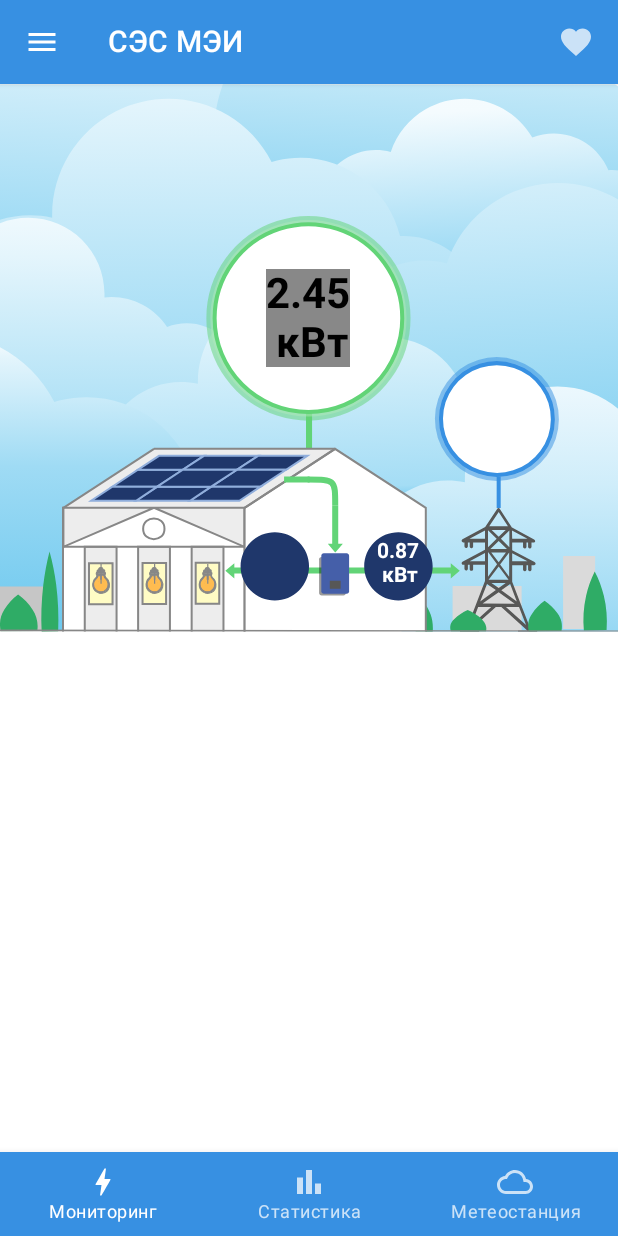
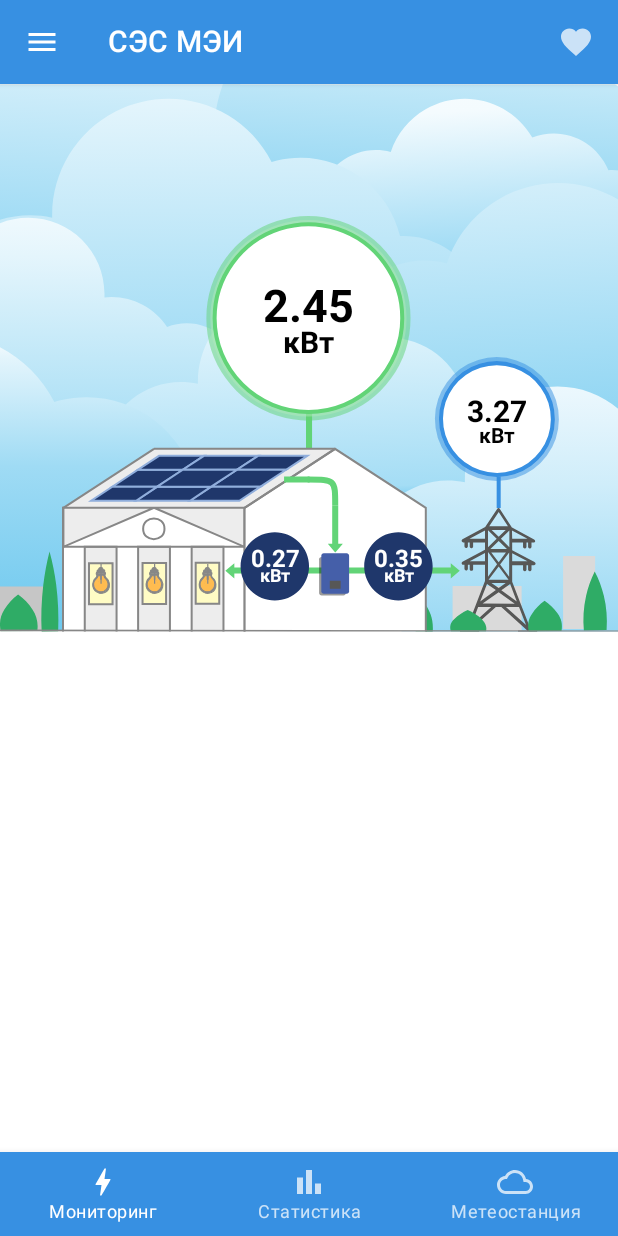
Before and after one commit to Vanosuperhero/ComposeDiploma, an Android app built with Jetpack Compose: the screen it shows after launch (MainActivity), on a phone screen of 412 x 824 dp. Run offline under Robolectric (Android 15) with nearby library versions, the phone set to English and light mode, and no system bars; our stand-ins replace accompanist, constraintlayout-compose; libraries missing offline, so code that uses them is left out: info.mqtt.android.

Commit message:
constraint v0.2

```diff
--- a/app/src/main/java/com/example/composediploma/screens/Monitoring.kt
+++ b/app/src/main/java/com/example/composediploma/screens/Monitoring.kt
@@ -28,73 +28,42 @@ import kotlin.concurrent.timer
 @Composable
 fun Monitoring(viewModel: MQTTViewModel){
     Column() {
-//    Box(
-//        modifier = Modifier
-//        .fillMaxSize(),
-//        contentAlignment = Alignment.TopCenter
-//    ){
-//        Image(
-//            painter = painterResource(R.drawable.mainview1),
-//            contentDescription = "mainView",
-//            contentScale = ContentScale.Crop,
-//            modifier = Modifier.fillMaxWidth(),
-//        )
-//        Text(
-//            fontSize = 28.sp,
-//            text = "2.45 kW",
-////            fontFamily = MyFontsFamily,
-//            fontWeight = FontWeight.Bold,
-//            color = MaterialTheme.colors.onBackground,
-//            modifier = Modifier
-//                .padding(vertical = 90.dp),
-//        )
-//        Box(modifier = Modifier.fillMaxWidth()) {
-//
-//            Text(
-//                fontSize = 14.sp,
-//                text = "1.21\n kW",
-////            fontFamily = MyFontsFamily,
-//                fontWeight = FontWeight.Bold,
-//                color = Color.White,
-////                modifier = Modifier
-////                    .align(),
-//            )
-//            Text(
-//                fontSize = 14.sp,
-//                text = "0.87\n kW",
-////            fontFamily = MyFontsFamily,
-//                fontWeight = FontWeight.Bold,
-//                color = Color.White,
-//                modifier = Modifier
-//                    .padding(top = 282.dp, start = 263.dp ),
-//            )
-//        }
-//    }
-//Box(Modifier.wrapContentSize().background(Color.Gray)) {
-
-//    Image(
-//            painter = painterResource(R.drawable.mainview1),
-//            contentDescription = "mainView",
-//            contentScale = ContentScale.Crop,
-//            modifier = Modifier.fillMaxWidth().alpha(0.5f),
-//        )
-
     ConstraintLayout(
-//        modifier = Modifier.fillMaxSize()
     ) {
         val mainImage = createRef()
-        val toPanel = createRef()
-        val toConsumer = createRef()
-        val toGrid = createRef()
+        val toPanelUp = createRef()
+        val toPanelDown = createRef()
+        val toConsumerUp = createRef()
+        val toConsumerDown = createRef()
+        val fromGridUp = createRef()
+        val fromGridDown = createRef()
+        val toGridUp = createRef()
+        val toGridDown = createRef()
+
         val startToPanel = createGuidelineFromStart(0.35f)
+        val endToPanel = createGuidelineFromEnd(0.352f)
         val topToPanel = createGuidelineFromTop(0.26f)
-        val endToPanel = createGuidelineFromEnd(0.352f)
         val bottomToPanel = createGuidelineFromBottom(0.405f)
+        val middleToPanelUp = createGuidelineFromBottom(0.56f)
+        val middleToPanelDown = createGuidelineFromBottom(0.545f)
 
-        val startToConsumer = createGuidelineFromStart(0.41f)
-        val topToConsumer = createGuidelineFromTop(0.83f)
-        val startToGrid = createGuidelineFromStart(0.61f)
-        val topToGrid = createGuidelineFromTop(0.83f)
+        val startToConsumer = createGuidelineFromStart(0.39f)
+        val endToConsumer = createGuidelineFromEnd(0.5f)
+        val topToConsumer = createGuidelineFromTop(0.818f)
+        val bottomToConsumer = createGuidelineFromBottom(0.057f)
+        val middleToConsumerUp = createGuidelineFromBottom(0.122f)
+        val middleToConsumerDown = createGuidelineFromBottom(0.108f)
+        val startToGrid = createGuidelineFromStart(0.59f)
+        val endToGrid = createGuidelineFromEnd(0.3f)
+
+
+        val startFromGrid = createGuidelineFromStart(0.717f)
+        val endFromGrid = createGuidelineFromEnd(0.108f)
+        val topFromGrid = createGuidelineFromTop(0.513f)
+        val bottomFromGrid = createGuidelineFromBottom(0.29f)
+        val middleFromGridUp = createGuidelineFromBottom(0.38f)
+        val middleFromGridDown = createGuidelineFromBottom(0.37f)
+
 
         Image(
             painter = painterResource(R.drawable.mainviewfsta),
@@ -108,58 +77,144 @@ fun Monitoring(viewModel: MQTTViewModel){
                 },
         )
         Box(modifier = Modifier
-            .constrainAs(toPanel) {
-                top.linkTo(topToPanel)
+            .constrainAs(toPanelUp) {
+//                top.linkTo(topToPanel)
                 start.linkTo(startToPanel)
                 end.linkTo(endToPanel)
-                bottom.linkTo(bottomToPanel)
+                bottom.linkTo(middleToPanelDown)
             }
-            .background(Color.Gray)
-
         ) {
             Text(
-                fontSize = 28.sp,
-                text = "2.45\n кВт",
+                fontSize = 30.sp,
+                text = "2.45",
 //            fontFamily = MyFontsFamily,
                 fontWeight = FontWeight.Bold,
                 color = MaterialTheme.colors.onBackground,
-                modifier = Modifier.align(Alignment.Center)
+//                modifier = Modifier.align(Alignment.Center)
             )
         }
-//        Text(
-//            fontSize = 28.sp,
-//            text = "2.45\n кВт",
-////            fontFamily = MyFontsFamily,
-//            fontWeight = FontWeight.Bold,
-//            color = MaterialTheme.colors.onBackground,
-//            modifier = Modifier.constrainAs(toPanel) {
-//                top.linkTo(topToPanel)
-//                start.linkTo(startToPanel)
-//            }
-//        )
-        Text(
-            fontSize = 14.sp,
-            text = viewModel.message.value,
+        Box(modifier = Modifier
+            .constrainAs(toPanelDown) {
+                top.linkTo(middleToPanelUp)
+                start.linkTo(startToPanel)
+                end.linkTo(endToPanel)
+//                bottom.linkTo(bottomToPanel)
+            }
+        ) {
+            Text(
+                fontSize = 20.sp,
+                text = "кВт",
 //            fontFamily = MyFontsFamily,
-            fontWeight = FontWeight.Bold,
-            color = Color.White,
-//                modifier = Modifier
-            modifier = Modifier.constrainAs(toConsumer) {
-                top.linkTo(topToConsumer)
+                fontWeight = FontWeight.Bold,
+                color = MaterialTheme.colors.onBackground,
+//                modifier = Modifier.align(Alignment.Center)
+            )
+        }
+
+
+        Box(modifier = Modifier
+            .constrainAs(toConsumerUp) {
+//                top.linkTo(topToConsumer)
                 start.linkTo(startToConsumer)
+                end.linkTo(endToConsumer)
+                bottom.linkTo(middleToConsumerDown)
+
             }
-        )
-        Text(
-            fontSize = 14.sp,
-            text = "0.87\n кВт",
+        ) {
+            Text(
+                fontSize = 16.sp,
+                text = "0.27",
+//                text = viewModel.message.value,
+//                fontFamily = MyFontsFamily,
+                fontWeight = FontWeight.Bold,
+                color = Color.White,
+//                modifier = Modifier.align(Alignment.BottomCenter)
+            )
+        }
+        Box(modifier = Modifier
+            .constrainAs(toConsumerDown) {
+                top.linkTo(middleToConsumerUp)
+                start.linkTo(startToConsumer)
+                end.linkTo(endToConsumer)
+//                bottom.linkTo(bottomToConsumer)
+            }
+        ) {
+            Text(
+                fontSize = 12.sp,
+                text = "кВт",
+//                text = viewModel.message.value,
+//                fontFamily = MyFontsFamily,
+                fontWeight = FontWeight.Bold,
+                color = Color.White,
+//                modifier = Modifier.align(Alignment.TopCenter)
+            )
+        }
+
+        Box(modifier = Modifier
+            .constrainAs(toGridUp) {
+//                top.linkTo(topToConsumer)
+                start.linkTo(startToGrid)
+                end.linkTo(endToGrid)
+                bottom.linkTo(middleToConsumerDown)
+            }
+        ) {
+            Text(
+                fontSize = 16.sp,
+                text = "0.35",
 //            fontFamily = MyFontsFamily,
-            fontWeight = FontWeight.Bold,
-            color = Color.White,
-            modifier = Modifier.constrainAs(toGrid) {
-                top.linkTo(topToGrid)
+                fontWeight = FontWeight.Bold,
+                color = Color.White,
+            )
+        }
+        Box(modifier = Modifier
+            .constrainAs(toGridDown) {
+                top.linkTo(middleToConsumerUp)
                 start.linkTo(startToGrid)
+                end.linkTo(endToGrid)
+//                bottom.linkTo(bottomToConsumer)
             }
-        )
+        ) {
+            Text(
+                fontSize = 12.sp,
+                text = "кВт",
+//            fontFamily = MyFontsFamily,
+                fontWeight = FontWeight.Bold,
+                color = Color.White,
+            )
+        }
+
+        Box(modifier = Modifier
+            .constrainAs(fromGridUp) {
+//                top.linkTo(topFromGrid)
+                start.linkTo(startFromGrid)
+                end.linkTo(endFromGrid)
+                bottom.linkTo(middleFromGridDown)
+            }
+        ) {
+            Text(
+                fontSize = 20.sp,
+                text = "3.27",
+//            fontFamily = MyFontsFamily,
+                fontWeight = FontWeight.Bold,
+                color = Color.Black,
+            )
+        }
+        Box(modifier = Modifier
+            .constrainAs(fromGridDown) {
+                top.linkTo(middleFromGridUp)
+                start.linkTo(startFromGrid)
+                end.linkTo(endFromGrid)
+//                bottom.linkTo(bottomFromGrid)
+            }
+        ) {
+            Text(
+                fontSize = 14.sp,
+                text = "кВт",
+//            fontFamily = MyFontsFamily,
+                fontWeight = FontWeight.Bold,
+                color = Color.Black,
+            )
+        }
     }
 }
 }
```
